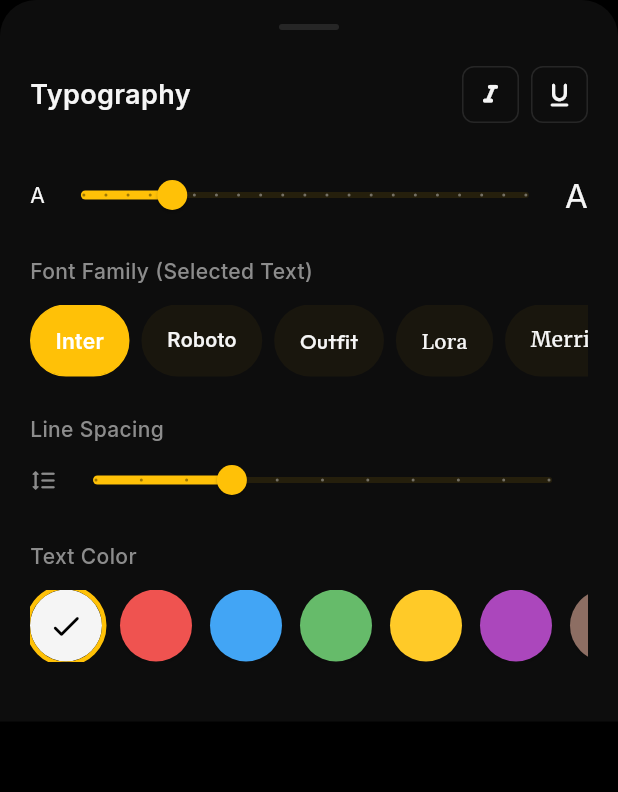
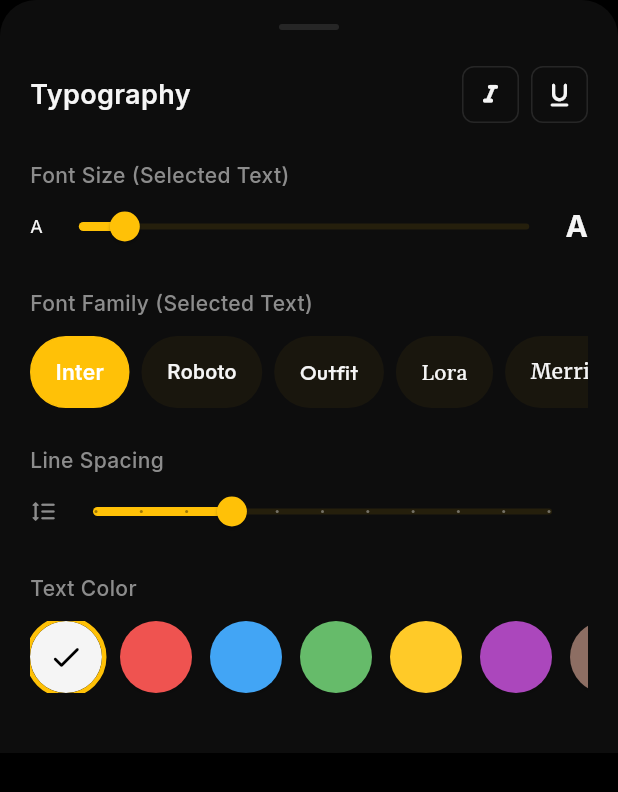
Before and after one commit to unknownmember4u/PRnote, a Flutter app: the _FontSettingsBottomSheet widget shown alone on an empty page, opened directly with empty values, on a phone screen of 412 x 824 dp. Shown: the top 792 px of the screen. Run offline on Flutter 3.47's test engine with Material 3 defaults, Android fonts, the phone set to English and light mode, and no system bars; our stand-ins replace equatable, flutter_riverpod, go_router, google_fonts, share_plus, shared_preferences and 2 more; accounts and stored records are empty.

Commit message:
feat: enable selective font size modification for note titles and content

```diff
--- a/lib/features/editor/screens/editor_screen.dart
+++ b/lib/features/editor/screens/editor_screen.dart
@@ -1005,9 +1005,13 @@
               const SizedBox(height: 24),
 
             // Size slider
+            Text(
+              'Font Size (Selected Text)',
+              style: GoogleFonts.inter(fontSize: 14, fontWeight: FontWeight.w500, color: theme.textTheme.bodySmall?.color),
+            ),
             Row(
               children: [
-                  Text('A', style: GoogleFonts.inter(fontSize: 14)),
+                Text('A', style: GoogleFonts.inter(fontSize: 12, fontWeight: FontWeight.w400)),
                 Expanded(
                   child: SliderTheme(
                     data: SliderTheme.of(context).copyWith(
@@ -1018,17 +1022,17 @@
                       trackHeight: 4,
                     ),
                     child: Slider(
-                        value: settings.fontSize,
-                        min: 12.0,
-                        max: 32.0,
-                        divisions: 20,
+                      value: currentStyle.fontSize ?? settings.fontSize,
+                      min: 10.0,
+                      max: 72.0,
+                      divisions: 62,
                       onChanged: (val) {
-                          ref.read(editorSettingsProvider.notifier).updateFontSize(val);
+                        controller.fontSizeSelection(val == settings.fontSize ? null : val);
                       },
                     ),
                   ),
                 ),
-                  Text('A', style: GoogleFonts.inter(fontSize: 22)),
+                Text('A', style: GoogleFonts.inter(fontSize: 20, fontWeight: FontWeight.w700)),
               ],
             ),
               const SizedBox(height: 16),
--- a/lib/features/editor/widgets/colored_text_controller.dart
+++ b/lib/features/editor/widgets/colored_text_controller.dart
@@ -7,12 +7,14 @@
   final bool isItalic;
   final bool isUnderline;
   final String? font;
+  final double? fontSize;
 
   const CharStyle({
     this.color,
     this.isItalic = false,
     this.isUnderline = false,
     this.font,
+    this.fontSize,
   });
 
   CharStyle copyWith({
@@ -20,12 +22,14 @@
     bool? isItalic,
     bool? isUnderline,
     ValueGetter<String?>? font,
+    ValueGetter<double?>? fontSize,
   }) {
     return CharStyle(
       color: color != null ? color() : this.color,
       isItalic: isItalic ?? this.isItalic,
       isUnderline: isUnderline ?? this.isUnderline,
       font: font != null ? font() : this.font,
+      fontSize: fontSize != null ? fontSize() : this.fontSize,
     );
   }
 
@@ -37,12 +41,13 @@
           color == other.color &&
           isItalic == other.isItalic &&
           isUnderline == other.isUnderline &&
-          font == other.font;
+          font == other.font &&
+          fontSize == other.fontSize;
 
   @override
-  int get hashCode => Object.hash(color, isItalic, isUnderline, font);
+  int get hashCode => Object.hash(color, isItalic, isUnderline, font, fontSize);
 
-  bool get isDefault => color == null && !isItalic && !isUnderline && font == null;
+  bool get isDefault => color == null && !isItalic && !isUnderline && font == null && fontSize == null;
 }
 
 typedef ValueGetter<T> = T Function();
@@ -104,6 +109,10 @@
     _updateSelection((style) => style.copyWith(isUnderline: !style.isUnderline));
   }
 
+  void fontSizeSelection(double? fontSize) {
+    _updateSelection((style) => style.copyWith(fontSize: () => fontSize));
+  }
+
   // Expose current styles at cursor to update UI toggles
   CharStyle get currentStyleAtCursor {
      if (!selection.isValid) return const CharStyle();
@@ -143,12 +152,14 @@
           bool i = item['i'] == true;
           bool u = item['u'] == true;
           String? f = item['f'] as String?;
+          double? s = (item['s'] as num?)?.toDouble();
 
           final style = CharStyle(
               color: c != null ? Color(c) : null,
               isItalic: i,
               isUnderline: u,
               font: f,
+              fontSize: s,
           );
           _charStyles.addAll(List.generate(length, (_) => style));
         }
@@ -211,6 +222,7 @@
     if (style.isItalic) map['i'] = true;
     if (style.isUnderline) map['u'] = true;
     if (style.font != null) map['f'] = style.font;
+    if (style.fontSize != null) map['s'] = style.fontSize;
     spans.add(map);
   }
 
@@ -302,6 +314,9 @@
       if (charStyle.color != null) {
           effectiveStyle = effectiveStyle.copyWith(color: charStyle.color);
       }
+      if (charStyle.fontSize != null) {
+          effectiveStyle = effectiveStyle.copyWith(fontSize: charStyle.fontSize);
+      }
       if (charStyle.isItalic) {
           effectiveStyle = effectiveStyle.copyWith(fontStyle: FontStyle.italic);
       }
```
Lines whose indentation alone changed are shown as unchanged.
